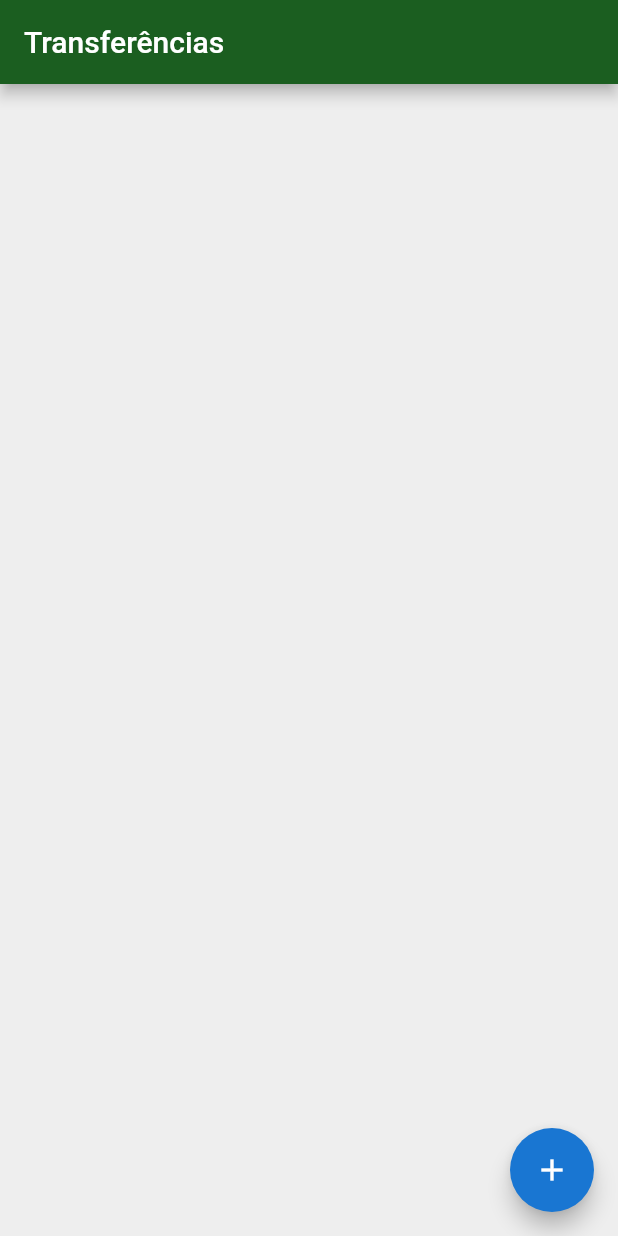
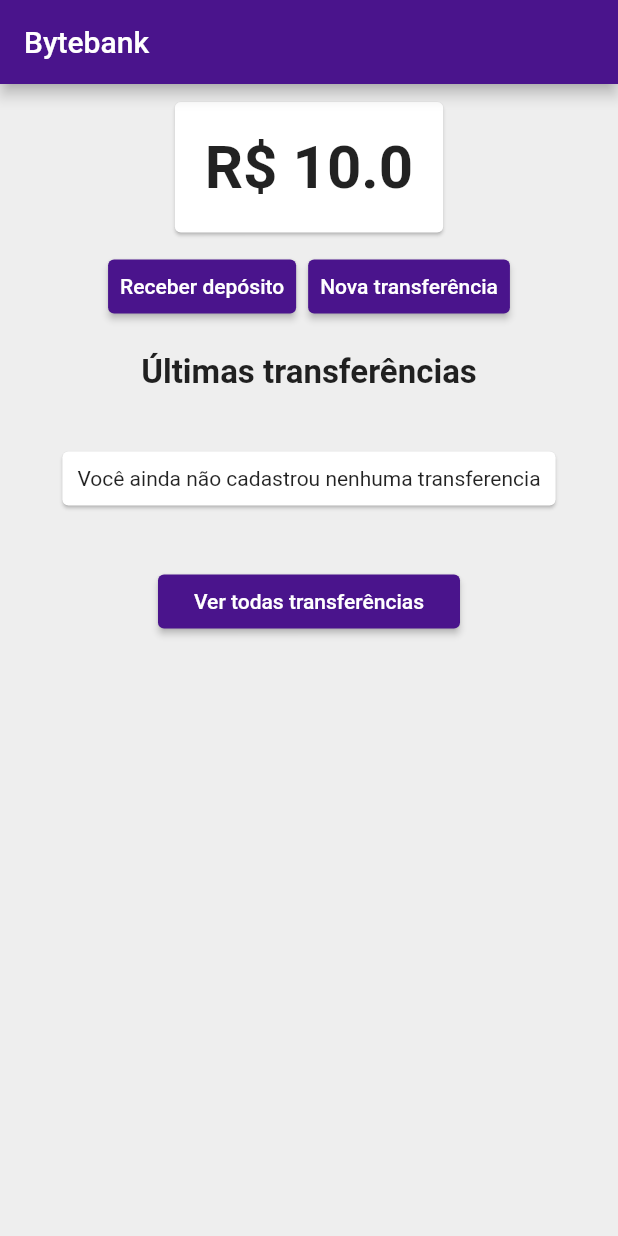
Before and after one commit to daviguelfi/curso-flutter, a Flutter app: the screen it shows after launch, on a phone screen of 412 x 824 dp. Run offline on Flutter 3.47's test engine with Material 2 defaults, Android fonts, the phone set to English and light mode, and no system bars.

Commit message:
create a new version of bytebank with Provider

```diff
--- a/bytebank/lib/main.dart
+++ b/bytebank/lib/main.dart
@@ -1,8 +1,23 @@
-import 'package:bytebank/screens/transferencia/lista.dart';
+import 'package:bytebank/models/saldo.dart';
+import 'package:bytebank/models/transferencias.dart';
+
 import 'package:flutter/material.dart';
+import 'package:provider/provider.dart';
+
+import 'screens/dashboard/dashboard.dart';
 
 void main() {
-  runApp(BytebankApp());
+  runApp(MultiProvider(
+    providers: [
+      ChangeNotifierProvider(
+        create: (context) => Saldo(valor: 10),
+      ),
+      ChangeNotifierProvider(
+        create: (context) => Transferencias(),
+      ),
+    ],
+    child: BytebankApp(),
+  ));
 }
 
 class BytebankApp extends StatelessWidget {
@@ -11,12 +26,12 @@ class BytebankApp extends StatelessWidget {
     return MaterialApp(
         theme: ThemeData(
             backgroundColor: Colors.grey[200],
-            primaryColor: Colors.green[900],
-            accentColor: Colors.blue[700],
+            primaryColor: Colors.purple[900],
+            accentColor: Colors.purple[900],
             buttonTheme: ButtonThemeData(
-              buttonColor: Colors.blue[700],
+              buttonColor: Colors.purple[900],
               textTheme: ButtonTextTheme.primary,
             )),
-        home: ListaTransferencias());
+        home: Dashboard());
   }
 }
--- /dev/null
+++ b/bytebank/lib/models/saldo.dart
@@ -0,0 +1,24 @@
+import 'package:flutter/material.dart';
+
+class Saldo extends ChangeNotifier {
+  double valor;
+
+  Saldo({this.valor});
+
+  void adiciona(double valor) {
+    this.valor += valor;
+
+    notifyListeners();
+  }
+
+  void subtrai(double valor) {
+    this.valor -= valor;
+
+    notifyListeners();
+  }
+
+  @override
+  String toString() {
+    return 'R\$ $valor';
+  }
+}
--- /dev/null
+++ b/bytebank/lib/models/transferencias.dart
@@ -0,0 +1,14 @@
+import 'package:bytebank/models/transferencia.dart';
+import 'package:flutter/material.dart';
+
+class Transferencias extends ChangeNotifier {
+  final List<Transferencia> _transferencias = [];
+
+  List<Transferencia> get transferencias => _transferencias;
+
+  adiciona(Transferencia novaTransferencia) {
+    transferencias.add(novaTransferencia);
+
+    notifyListeners();
+  }
+}
--- /dev/null
+++ b/bytebank/lib/screens/dashboard/dashboard.dart
@@ -0,0 +1,55 @@
+import 'package:bytebank/models/saldo.dart';
+import 'package:bytebank/screens/dashboard/saldo.dart';
+import 'package:bytebank/screens/deposito/formulario.dart';
+import 'package:bytebank/screens/transferencia/formulario.dart';
+import 'package:bytebank/screens/transferencia/lista.dart';
+import 'package:bytebank/screens/transferencia/ultimas.dart';
+import 'package:flutter/material.dart';
+import 'package:provider/provider.dart';
+
+class Dashboard extends StatelessWidget {
+  @override
+  Widget build(BuildContext context) {
+    return Scaffold(
+      backgroundColor: Colors.grey[200],
+      appBar: AppBar(
+        title: const Text('Bytebank'),
+      ),
+      body: ListView(
+        children: <Widget>[
+          Padding(
+            padding: const EdgeInsets.only(top: 8.0),
+            child: Align(
+              alignment: Alignment.topCenter,
+              child: SaldoCard(),
+            ),
+          ),
+          ButtonBar(
+            alignment: MainAxisAlignment.center,
+            children: [
+              RaisedButton(
+                child: Text('Receber depósito'),
+                onPressed: () {
+                  Navigator.push(context, MaterialPageRoute(builder: (context) {
+                    return FormularioDeposito();
+                  }));
+                  // saldo.adiciona(10);
+                },
+              ),
+              RaisedButton(
+                child: Text('Nova transferência'),
+                onPressed: () {
+                  Navigator.push(context, MaterialPageRoute(builder: (context) {
+                    return FormularioTransferencia();
+                  }));
+                  // saldo.adiciona(10);
+                },
+              )
+            ],
+          ),
+          UltimasTransfererencias()
+        ],
+      ),
+    );
+  }
+}
--- /dev/null
+++ b/bytebank/lib/screens/dashboard/saldo.dart
@@ -0,0 +1,26 @@
+import 'package:bytebank/models/saldo.dart';
+import 'package:flutter/material.dart';
+import 'package:provider/provider.dart';
+
+class SaldoCard extends StatelessWidget {
+  @override
+  Widget build(BuildContext context) {
+    return Card(
+      child: Padding(
+          padding: EdgeInsets.all(20.00),
+          child: Consumer<Saldo>(
+            builder: (context, valor, child) {
+              //rebuild widget
+              return Text(
+                valor.toString(),
+                textAlign: TextAlign.center,
+                style: TextStyle(
+                  fontSize: 40,
+                  fontWeight: FontWeight.bold,
+                ),
+              );
+            },
+          )),
+    );
+  }
+}
--- a/bytebank/lib/screens/transferencia/lista.dart
+++ b/bytebank/lib/screens/transferencia/lista.dart
@@ -1,19 +1,12 @@
 import 'package:bytebank/models/transferencia.dart';
+import 'package:bytebank/models/transferencias.dart';
 import 'package:bytebank/screens/transferencia/formulario.dart';
 import 'package:flutter/material.dart';
+import 'package:provider/provider.dart';
 
 const _tituloAppBar = 'Transferências';
 
-class ListaTransferencias extends StatefulWidget {
-  final List<Transferencia> _transferencias = [];
-
-  @override
-  State<StatefulWidget> createState() {
-    return ListaTransferenciasState();
-  }
-}
-
-class ListaTransferenciasState extends State<ListaTransferencias> {
+class ListaTransferencias extends StatelessWidget {
   @override
   Widget build(BuildContext context) {
     return Scaffold(
@@ -21,30 +14,23 @@ class ListaTransferenciasState extends State<ListaTransferencias> {
       appBar: AppBar(
         title: Text(_tituloAppBar),
       ),
-      body: ListView.builder(
-        itemCount: widget._transferencias.length,
-        itemBuilder: (context, indice) {
-          final transferencia = widget._transferencias[indice];
-          return ItemTransferencia(transferencia);
-        },
-      ),
+      body: Consumer<Transferencias>(builder: (context, transferencias, child) {
+        return ListView.builder(
+            itemCount: transferencias.transferencias.length,
+            itemBuilder: (context, indice) {
+              final transferencia = transferencias.transferencias[indice];
+              return ItemTransferencia(transferencia);
+            });
+      }),
       floatingActionButton: FloatingActionButton(
         child: Icon(Icons.add),
         onPressed: () {
           Navigator.push(context, MaterialPageRoute(builder: (context) {
             return FormularioTransferencia();
-          })).then((transferenciaRecebida) => _atualiza(transferenciaRecebida));
+          }));
         },
       ),
     );
-  }
-
-  void _atualiza(Transferencia transferenciaRecebida) {
-    if (transferenciaRecebida != null) {
-      setState(() {
-        widget._transferencias.add(transferenciaRecebida);
-      });
-    }
   }
 }
 
@@ -60,8 +46,8 @@ class ItemTransferencia extends StatelessWidget {
       child: Card(
           child: ListTile(
         leading: Icon(Icons.monetization_on),
-        title: Text(_transferencia.valor.toString()),
-        subtitle: Text(_transferencia.numeroConta.toString()),
+        title: Text(_transferencia.toStringValor()),
+        subtitle: Text(_transferencia.toStringConta()),
       )),
     );
   }
--- /dev/null
+++ b/bytebank/lib/screens/transferencia/ultimas.dart
@@ -0,0 +1,77 @@
+import 'package:bytebank/models/transferencias.dart';
+import 'package:flutter/material.dart';
+import 'package:provider/provider.dart';
+
+import 'lista.dart';
+
+final _titulo = 'Últimas transferências';
+
+class UltimasTransfererencias extends StatelessWidget {
+  @override
+  Widget build(BuildContext context) {
+    return Column(
+      children: <Widget>[
+        Padding(
+          padding: const EdgeInsets.only(top: 12.0),
+          child: Text(
+            _titulo,
+            style: TextStyle(
+              fontWeight: FontWeight.bold,
+              fontSize: 22,
+            ),
+          ),
+        ),
+        Consumer<Transferencias>(builder: (context, transferencias, child) {
+          final _ultimasTransferencias =
+              transferencias.transferencias.reversed.toList();
+          final _quantidade = transferencias.transferencias.length;
+          int tamanho = 2;
+          if (_quantidade == 0) {
+            return SemTransferencia();
+          }
+          if (_quantidade < 2) {
+            tamanho = _quantidade;
+          }
+          return ListView.builder(
+            padding: const EdgeInsets.symmetric(horizontal: 8, vertical: 2),
+            shrinkWrap: true,
+            itemCount: tamanho,
+            itemBuilder: (context, indice) {
+              return ItemTransferencia(
+                _ultimasTransferencias[indice],
+              );
+            },
+          );
+        }),
+        // ),
+        Padding(
+          padding: const EdgeInsets.symmetric(horizontal: 60.0),
+          child: RaisedButton(
+            child: Text('Ver todas transferências'),
+            onPressed: () {
+              Navigator.push(context, MaterialPageRoute(builder: (context) {
+                return ListaTransferencias();
+              }));
+              // saldo.adiciona(10);
+            },
+          ),
+        ),
+      ],
+    );
+  }
+}
+
+class SemTransferencia extends StatelessWidget {
+  @override
+  Widget build(BuildContext context) {
+    return Card(
+      margin: EdgeInsets.all(40),
+      child: Padding(
+          padding: EdgeInsets.all(10),
+          child: Text(
+            'Você ainda não cadastrou nenhuma transferencia',
+            textAlign: TextAlign.center,
+          )),
+    );
+  }
+}
--- a/bytebank/pubspec.yaml
+++ b/bytebank/pubspec.yaml
@@ -23,7 +23,7 @@ environment:
 dependencies:
   flutter:
     sdk: flutter
-
+  provider: ^4.0.0
 
   # The following adds the Cupertino Icons font to your application.
   # Use with the CupertinoIcons class for iOS style icons.
--- a/forms/pubspec.yaml
+++ b/forms/pubspec.yaml
@@ -28,6 +28,7 @@ dependencies:
   # The following adds the Cupertino Icons font to your application.
   # Use with the CupertinoIcons class for iOS style icons.
   cupertino_icons: ^1.0.1
+
 
 dev_dependencies:
   flutter_test:
```
Also changed, not shown: bytebank/lib/models/transferencia.dart (+6 -3 lines), bytebank/lib/screens/deposito/formulario.dart (added, +55 -0 lines), bytebank/lib/screens/transferencia/formulario.dart (+26 -11 lines), bytebank/pubspec.lock.
